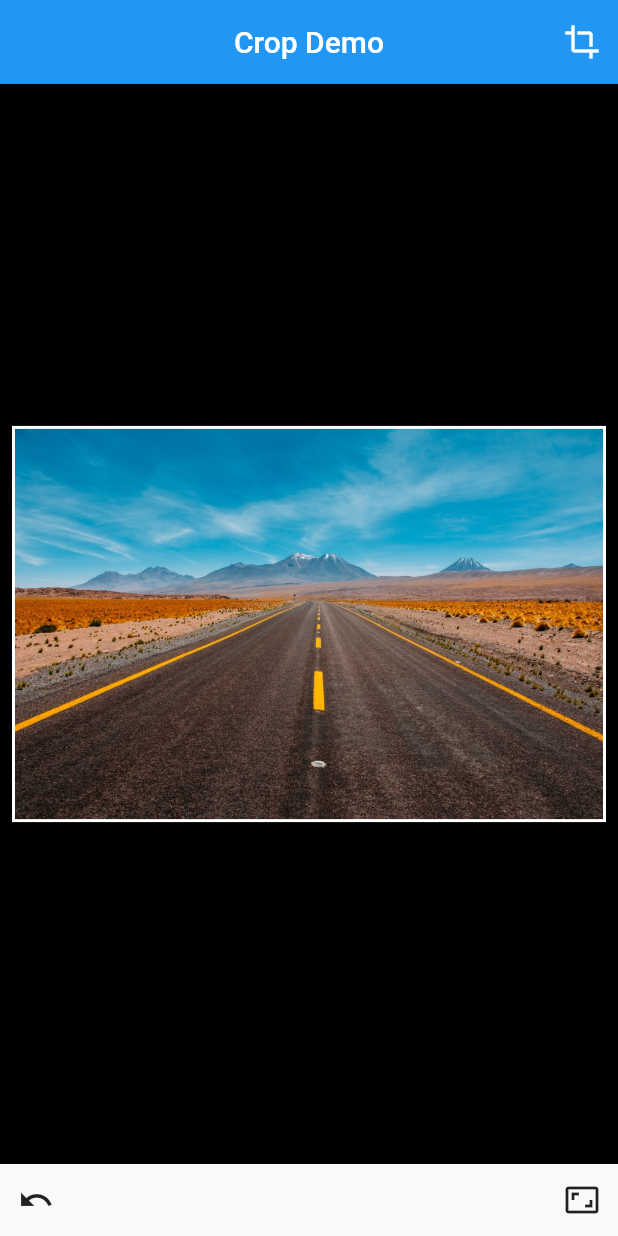
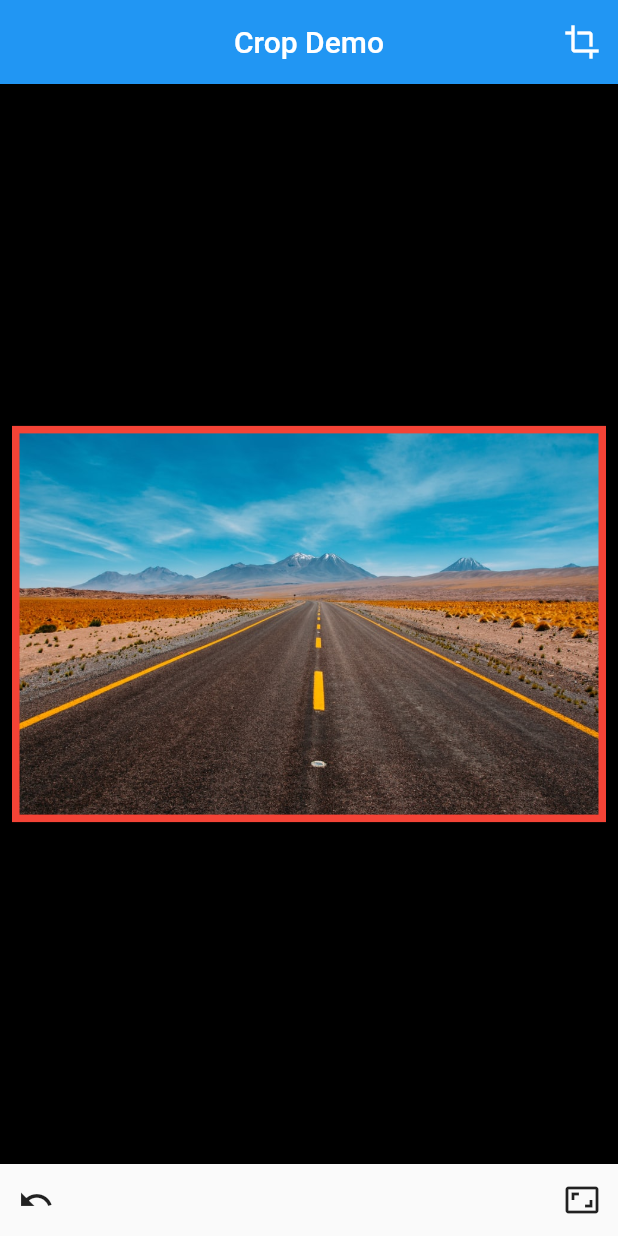
Before and after one commit to xclud/flutter_crop, a Flutter app: the screen it shows after launch, on a phone screen of 412 x 824 dp. Run offline on Flutter 3.47's test engine with Material 2 defaults, Android fonts, the phone set to English and light mode, and no system bars.

Commit message:
implemented option for border color and width

```diff
--- a/example/lib/main.dart
+++ b/example/lib/main.dart
@@ -68,6 +68,8 @@ class _MyHomePageState extends State<MyHomePage> {
             child: Crop(
               controller: controller,
               child: Image.asset('images/sample.jpg'),
+              borderWidth: 5,
+              borderColor: Colors.red,
             ),
           ),
           Row(
--- a/lib/src/ui.dart
+++ b/lib/src/ui.dart
@@ -10,6 +10,8 @@ class Crop extends StatefulWidget {
   final Color backgroundColor;
   final Color dimColor;
   final EdgeInsetsGeometry padding;
+  final Color borderColor;
+  final double borderWidth;
   final CropController controller;
   Crop({
     Key key,
@@ -18,6 +20,8 @@ class Crop extends StatefulWidget {
     this.padding: const EdgeInsets.all(8),
     this.dimColor: const Color.fromRGBO(0, 0, 0, 0.8),
     this.backgroundColor: Colors.black,
+    this.borderColor: Colors.white,
+    this.borderWidth: 2
   }) : super(key: key);
   @override
   State<StatefulWidget> createState() {
@@ -208,7 +212,7 @@ class _CropState extends State<Crop> with TickerProviderStateMixin {
                     size: size,
                     child: Container(
                       decoration: BoxDecoration(
-                        border: Border.all(color: Colors.white, width: 2),
+                        border: Border.all(color: widget.borderColor, width: widget.borderWidth),
                       ),
                     ),
                   ),
```
